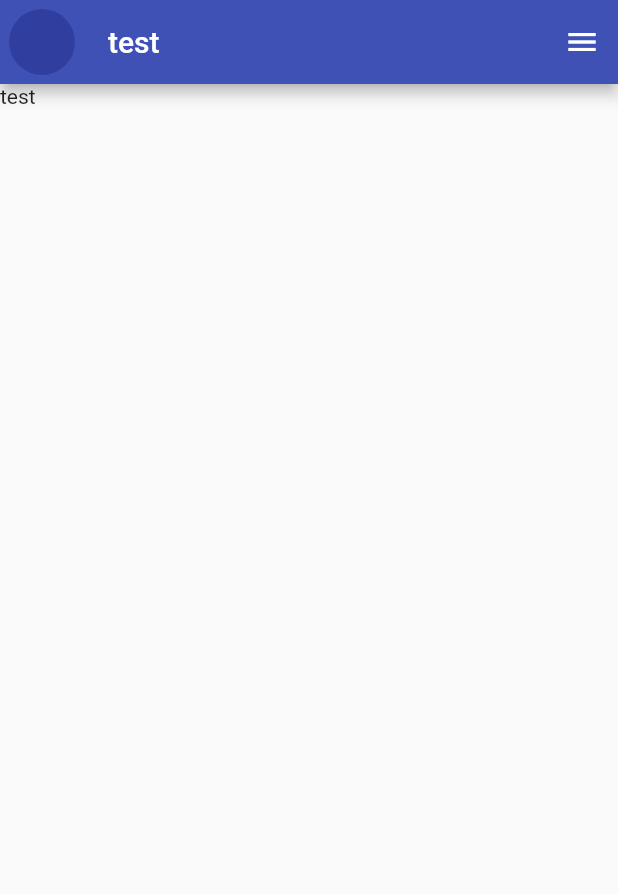
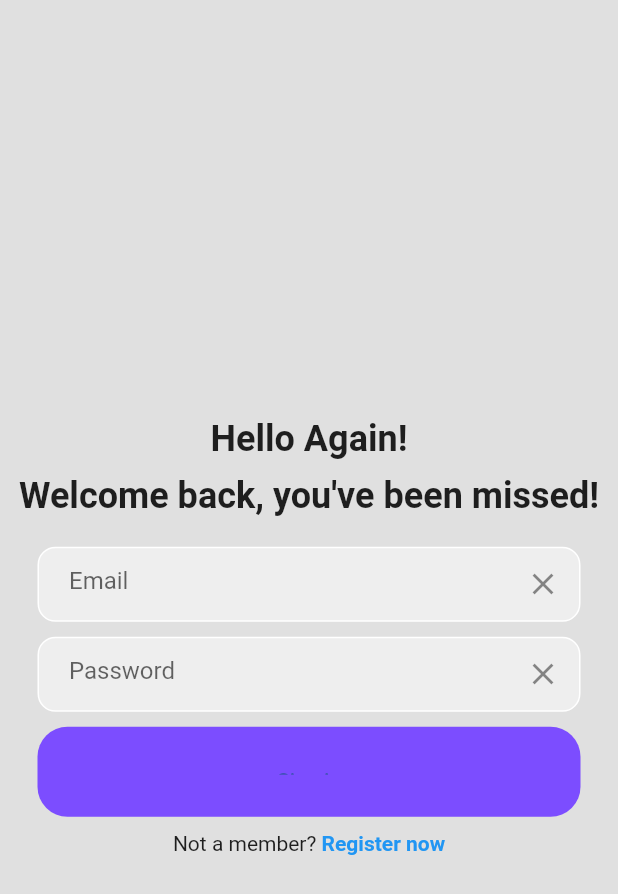
Before and after one commit to 2022PO3/Frontend, a Flutter app: the screen it shows after launch, on a phone screen of 412 x 824 dp. Shown: the top 894 px of the screen. Run offline on Flutter 3.47's test engine with Material 2 defaults, Android fonts, the phone set to English and light mode, and no system bars.

Commit message:
Login system

```diff
--- /dev/null
+++ b/lib/UserData/UserDataBase.dart
@@ -0,0 +1,12 @@
+class UserInfo{
+  String? userName;
+  String? userEmail;
+  String? userPassword;
+
+  UserInfo(this.userName,this.userEmail,this.userPassword);
+}
+
+List UserDataBase = [
+  UserInfo("Ruben_M03", "marienruben03@gmail.com", "Flutter03"),
+  UserInfo("Daan_B05", "bauwelaertsdaan05@telenet.be", "Flutter05"),
+];
--- a/lib/main.dart
+++ b/lib/main.dart
@@ -3,9 +3,11 @@ import 'package:po_frontend/pages/NavBar_Pages/My_Reservations.dart';
 import 'pages/home/HomePage.dart';
 import 'pages/loading.dart';
 import 'package:po_frontend/pages/NavBar_Pages/Settings.dart';
-import 'package:po_frontend/pages/NavBar_Pages/Sign_Out.dart';
 import 'package:po_frontend/pages/NavBar_Pages/Statistics.dart';
 import 'package:po_frontend/pages/NavBar_Pages/Profile.dart';
+import 'package:po_frontend/pages/NavBar_Pages/Help.dart';
+import 'package:po_frontend/pages/Booking_System.dart';
+import 'package:po_frontend/pages/login_page.dart';
 
 void main() {
   runApp(const MyApp());
@@ -20,15 +22,17 @@ class MyApp extends StatelessWidget {
       theme: ThemeData(
         primarySwatch: Colors.indigo,
       ),
-      initialRoute: '/home',
+      initialRoute: '/login_page',
       routes: {
         '/': (context) => Loading(),
+        '/login_page': (context) => Login_Page(),
         '/home': (context) => MyHomePage(),
         '/My_Reservations': (context) => My_Reservations(),
         '/settings': (context) => Settings(),
-        '/sign_out': (context) => Sign_Out(),
         '/statistics': (context) => Statistics(),
         '/profile': (context) => Profile(),
+        '/help': (context) => HelpF(),
+        '/booking_system': (context) => Booking_System(),
       },
       debugShowCheckedModeBanner: false,
     );
--- a/lib/pages/login_page.dart
+++ b/lib/pages/login_page.dart
@@ -0,0 +1,196 @@
+import 'package:flutter/material.dart';
+import 'package:po_frontend/UserData/UserDataBase.dart';
+class Login_Page extends StatefulWidget {
+  @override
+  State<Login_Page> createState() => _Login_PageState();
+}
+
+class _Login_PageState extends State<Login_Page> {
+  Future WrongPassword_popup() => showDialog(
+      context: context,
+      builder: (context) => AlertDialog(
+        title: Text("Wrong userinfo..."),
+        actions: [
+          Row(
+            mainAxisAlignment: MainAxisAlignment.spaceAround,
+            crossAxisAlignment: CrossAxisAlignment.center,
+            children: [
+              TextButton(
+                  onPressed: () {
+                    Navigator.popUntil(context,ModalRoute.withName('/login_page'));
+                  },
+                  child: Text("Go Back")
+              ),
+            ],
+          )
+        ],
+
+      )
+  );
+  final _email_textcontroller = TextEditingController();
+  final _password_textcontroller = TextEditingController();
+
+  String userMail = '';
+  String userPassword = '';
+
+  List<UserInfo> users = List.from(UserDataBase);
+
+  @override
+  Widget build(BuildContext context) {
+    return Scaffold(
+      backgroundColor: Colors.grey[300],
+      body: SafeArea(
+        child: Column(
+          mainAxisAlignment: MainAxisAlignment.center,
+          children: [
+            SizedBox(
+              height: 25,
+            ),
+            //Hello again!
+            Text(
+              "Hello Again!",
+              style: TextStyle(
+                fontWeight: FontWeight.bold,
+                fontSize: 24,
+              ),
+            ),
+            SizedBox(
+              height: 10,
+            ),
+            Text(
+              "Welcome back, you\'ve been missed!",
+              style: TextStyle(
+                fontWeight: FontWeight.bold,
+                fontSize: 24,
+              ),
+            ),
+            //email textfield
+            SizedBox(
+              height: 20,
+            ),
+            Padding(
+              padding: const EdgeInsets.symmetric(horizontal: 25.0),
+              child: Container(
+                decoration: BoxDecoration(
+                  color: Colors.grey[200],
+                  border: Border.all(color: Colors.white),
+                  borderRadius:  BorderRadius.circular(12),
+                ),
+                child: Padding(
+                  padding: const EdgeInsets.only(left: 20.0),
+                  child: TextField(
+                    decoration: InputDecoration(
+                      border: InputBorder.none,
+                      hintText: 'Email',
+                      suffixIcon: IconButton(
+                          onPressed: () {
+                            _email_textcontroller.clear();
+                          },
+                          icon: const Icon(Icons.clear)
+                      )
+                    ),
+                    controller: _email_textcontroller,
+                  ),
+                ),
+              ),
+            ),
+            SizedBox(height: 10,),
+            //password textfield
+            Padding(
+              padding: const EdgeInsets.symmetric(horizontal: 25.0),
+              child: Container(
+                decoration: BoxDecoration(
+                  color: Colors.grey[200],
+                  border: Border.all(color: Colors.white),
+                  borderRadius:  BorderRadius.circular(12),
+                ),
+                child: Padding(
+                  padding: const EdgeInsets.only(left: 20.0),
+                  child: TextField(
+                    obscureText: true,
+                    decoration: InputDecoration(
+                      border: InputBorder.none,
+                      hintText: 'Password',
+                      suffixIcon: IconButton(
+                        onPressed: () {
+                          _password_textcontroller.clear();
+                        },
+                        icon: const Icon(Icons.clear),
+                      ),
+                    ),
+                    controller: _password_textcontroller,
+                  ),
+                ),
+              ),
+            ),
+            SizedBox(height: 10,),
+            //sign in button
+            Padding(
+              padding: const EdgeInsets.symmetric(horizontal: 25.0),
+              child: Container(
+                height: 60,
+                padding: EdgeInsets.all(20),
+                decoration: BoxDecoration(
+                    color: Colors.deepPurpleAccent,
+                  borderRadius: BorderRadius.circular(20)
+                ),
+                child: TextButton(
+                  style: TextButton.styleFrom(
+                    minimumSize: Size(500, 100)
+                  ),
+                  child: Text(
+                        "Sign in"
+                    ),
+                  onPressed: () {
+                    setState(() {
+                      userMail = _email_textcontroller.text;
+                      userPassword = _password_textcontroller.text;
+                    });
+                    bool EmailUserFound = false;
+                    print(userMail);
+                    int counter = 0;
+                    print(users[0].userEmail);
+                    for(int index = 0; index < UserDataBase.length && EmailUserFound == false; index++) {
+                      if (userMail == UserDataBase[index].userEmail) {
+                        print("email found");
+                        if (userPassword == UserDataBase[index].userPassword) {
+                          EmailUserFound = true;
+                          Navigator.pushNamed(context, '/home');
+                        }
+                        else {
+                          EmailUserFound = true;
+                          WrongPassword_popup();
+                        }
+                      }
+                    else {
+                      counter = counter + 1;
+                      }
+                    }
+                    if (counter == UserDataBase.length) {
+                      WrongPassword_popup();
+                    }
+                  },
+                ),
+              ),
+            ),
+            SizedBox(height: 10),
+            //not a member? register now
+            Row(
+              mainAxisAlignment: MainAxisAlignment.center,
+              children: [
+                Text('Not a member? '),
+                Text('Register now',
+                  style: TextStyle(
+                    color: Colors.blue,
+                    fontWeight: FontWeight.bold
+                ),
+                ),
+              ],
+            ),
+
+          ],
+        ),
+      ),
+    );
+  }
+}
--- a/lib/pages/routes.dart
+++ b/lib/pages/routes.dart
@@ -0,0 +1,2 @@
+import 'package:flutter/material.dart';
+import 'pa';
--- a/pubspec.yaml
+++ b/pubspec.yaml
@@ -62,6 +62,7 @@ flutter:
   # To add assets to your application, add an assets section, like this:
   assets:
     - Afbeeldingen/Mountains.png
+    - Afbeeldingen/parking.png
   #   - images/a_dot_burr.jpeg
   #   - images/a_dot_ham.jpeg
 
```
Also changed, not shown: lib/pages/Booking_System.dart (+20 -0 lines), lib/pages/NavBar_Pages/Help.dart (+17 -0 lines), lib/pages/NavBar_Pages/Sign_Out.dart (deleted, +0 -19 lines), lib/pages/home/Garage_model.dart (+10 -0 lines), lib/pages/home/HomePage.dart (+96 -3 lines), lib/pages/home/NavBar.dart (+51 -12 lines).
